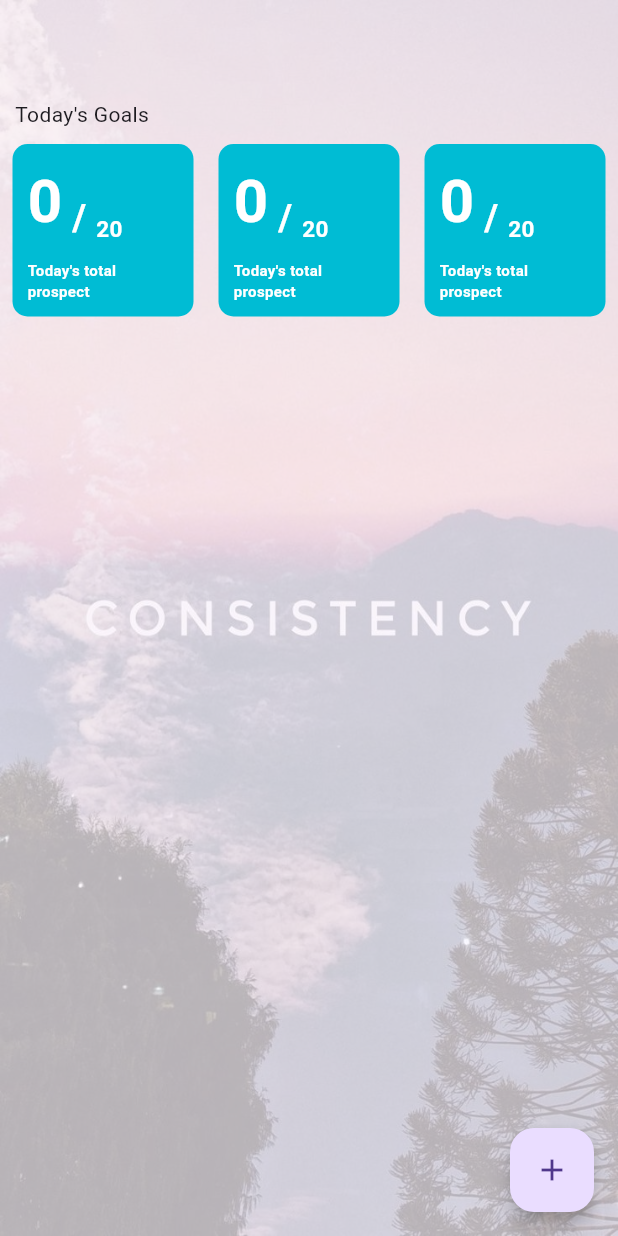
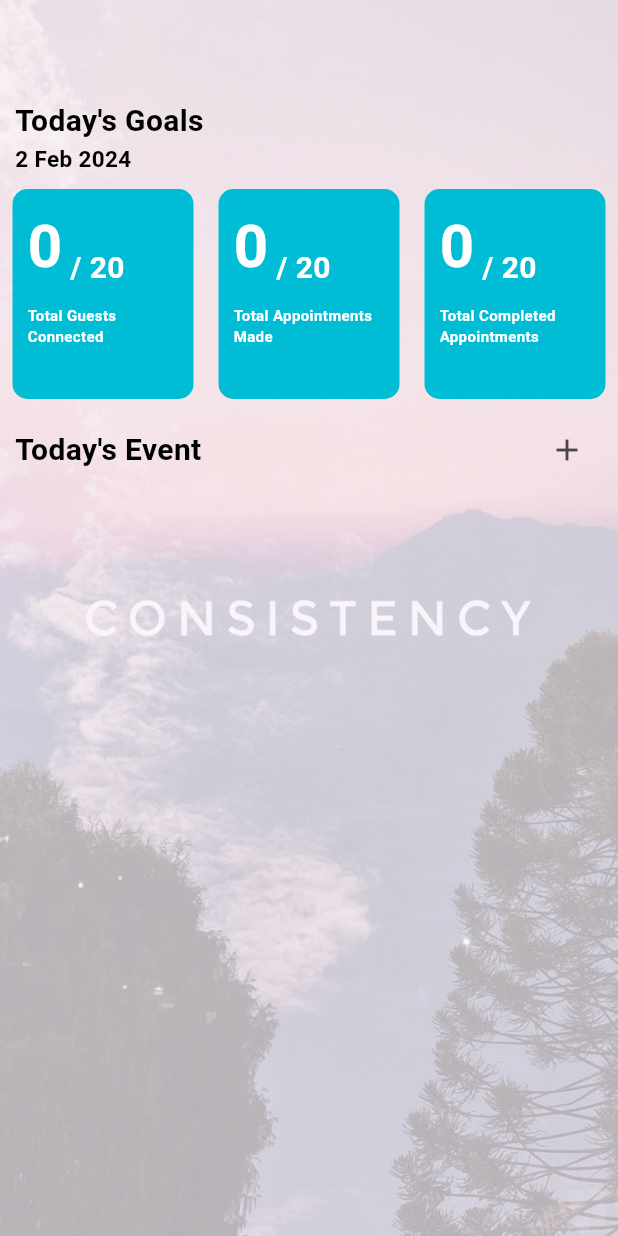
Before and after one commit to Anantharao1998/recipe_app, a Flutter app: the screen it shows after launch, on a phone screen of 412 x 824 dp. Run offline on Flutter 3.47's test engine with Material 3 defaults, Android fonts, the phone set to English and light mode, and no system bars; our stand-ins replace cached_network_image, dio, equatable, get_it, pretty_dio_logger; generated files the repository leaves out were written again.

Commit message:
Added Today's goal UI

```diff
--- a/lib/core/common_widgets/section_title.dart
+++ b/lib/core/common_widgets/section_title.dart
@@ -1,26 +1,44 @@
-import 'package:flutter/material.dart';
 import 'package:pokemondb/core/core.dart';
 
 /// Common Section Title widget
 class SectionTitle extends StatelessWidget {
   /// Common Section Title widget
-  const SectionTitle({required this.title, this.subtitle, super.key});
+  const SectionTitle({this.title, this.subtitle, this.onPressed, super.key});
+
+  /// OnPressed button for (+).
+  final Function()? onPressed;
 
   /// Section subtitle
   final String? subtitle;
 
   /// Section title
-  final String title;
+  final String? title;
 
   @override
   Widget build(final BuildContext context) => Padding(
         padding: const EdgeInsets.all(AppValues.double_10),
-        child: Column(
-          mainAxisSize: MainAxisSize.min,
-          crossAxisAlignment: CrossAxisAlignment.start,
+        child: Row(
           children: <Widget>[
-            Text(title),
-            if (subtitle != null) Text(subtitle!),
+            Column(
+              mainAxisSize: MainAxisSize.min,
+              crossAxisAlignment: CrossAxisAlignment.start,
+              children: <Widget>[
+                if (title != null)
+                  Text(
+                    title!,
+                    style: AppStyles.h4,
+                  ),
+                if (subtitle != null)
+                  Text(
+                    subtitle!,
+                    style: AppStyles.h5.copyWith(
+                      fontSize: AppValues.double_15,
+                    ),
+                  ),
+              ],
+            ),
+            const Spacer(),
+            if (onPressed != null) IconButton(onPressed: onPressed, icon: const Icon(Icons.add_sharp)),
           ],
         ),
       );
--- a/lib/core/constants/app_colors.dart
+++ b/lib/core/constants/app_colors.dart
@@ -6,6 +6,7 @@ import 'package:flutter/material.dart';
 class AppColors {
   AppColors._();
 
-  static const Color targetBoxColor = Colors.cyan;
-  static const Color white = Colors.white;
+  static const Color blackPrimary = Colors.black;
+  static const Color cyanPrimary = Colors.cyan;
+  static const Color whitePrimary = Colors.white;
 }
--- a/lib/core/constants/app_strings.dart
+++ b/lib/core/constants/app_strings.dart
@@ -1,13 +1,12 @@
-/// AppStrings class
+// ignore_for_file: public_member_api_docs
+
 class AppStrings {
   AppStrings._();
 
-  /// Dashboard
   static const String dashboard = 'Dashboard';
-
-  /// Today's Goals
   static const String todayGoals = "Today's Goals";
-
-  /// Today's total prospect added
-  static const String todaysTotalProspect = "Today's total prospect";
+  static const String totalAppointmentCompleted = 'Total Completed Appointments';
+  static const String totalAppointmentsMade = 'Total Appointments Made';
+  static const String totalProspect = 'Total Guests Connected';
+  static const String todayEvents = "Today's Event";
 }
--- a/lib/core/constants/app_styles.dart
+++ b/lib/core/constants/app_styles.dart
@@ -1,14 +1,42 @@
-import 'package:flutter/material.dart';
+// ignore_for_file: public_member_api_docs
+
 import 'package:pokemondb/core/core.dart';
 
 /// AppStyles class for use of the class
 class AppStyles {
   AppStyles._();
 
-  /// [fontSize: 40], [fontWeight: bold]
-  static const TextStyle targetBoxStyle = TextStyle(
-    fontSize: AppValues.double_40,
+  static const DefaultStyle h2 = DefaultStyle(
+    textSize: AppValues.double_40,
     fontWeight: FontWeight.bold,
-    color: AppColors.white,
+  );
+
+  static const DefaultStyle h3 = DefaultStyle(
+    textSize: AppValues.double_30,
+    fontWeight: FontWeight.bold,
+  );
+
+  static const DefaultStyle h4 = DefaultStyle(
+    textSize: AppValues.double_20,
+    fontWeight: FontWeight.bold,
+  );
+
+  static const DefaultStyle h5 = DefaultStyle(
+    textSize: AppValues.double_10,
+    fontWeight: FontWeight.bold,
   );
 }
+
+/// DefaultStyle class to be used for the app.
+class DefaultStyle extends TextStyle {
+  /// DefaultStyle class to be used for the app.
+  const DefaultStyle({
+    final double? textSize,
+    final Color? textColor,
+    final FontWeight? fontWeight,
+  }) : super(
+          fontSize: textSize ?? AppValues.double_10, // Mostly used font size in the app.
+          color: textColor ?? AppColors.blackPrimary, // Mostly use font color in the app.
+          fontWeight: fontWeight ?? FontWeight.w500,
+        );
+}
--- a/lib/core/constants/app_values.dart
+++ b/lib/core/constants/app_values.dart
@@ -5,9 +5,18 @@ library;
 class AppValues {
   AppValues._();
 
+  static const double double_5 = 5;
   static const double double_10 = 10;
+  static const double double_100 = 100;
   static const double double_15 = 15;
+  static const double double_125 = 125;
+  static const double double_150 = 150;
+  static const double double_140 = 140;
+  static const double double_175 = 175;
+  static const double double_20 = 20;
+  static const double double_200 = 200;
   static const double double_25 = 25;
+  static const double double_30 = 30;
   static const double double_40 = 40;
   static const double double_50 = 50;
 }
--- a/lib/core/core.dart
+++ b/lib/core/core.dart
@@ -1,3 +1,4 @@
+export 'package:flutter/material.dart';
 export 'base/base_usecase.dart';
 export 'common_widgets/asset_image_view.dart';
 export 'common_widgets/section_title.dart';
@@ -9,6 +10,8 @@ export 'constants/app_styles.dart';
 export 'constants/app_values.dart';
 export 'data/models/pokemon_card_model.dart';
 export 'domain/entities/card.dart';
+export 'extensions/datetime_extension.dart';
+export 'extensions/textstyle_extension.dart';
 export 'services/dio/dio_service.dart';
 export 'services/dio/dio_service_impl.dart';
 export 'services/interceptors/auth_interceptors.dart';
--- /dev/null
+++ b/lib/core/extensions/datetime_extension.dart
@@ -0,0 +1,7 @@
+import 'package:intl/intl.dart';
+
+/// DateTime extensions
+extension DateTimeExtension on DateTime {
+  /// Returns [String] for todays date.
+  String ddMMyyyy() => DateFormat('d MMM yyyy').format(this);
+}
--- /dev/null
+++ b/lib/core/extensions/textstyle_extension.dart
@@ -0,0 +1,9 @@
+// ignore_for_file: public_member_api_docs
+
+import 'package:pokemondb/core/core.dart';
+
+/// TextStyle extension
+extension TextStyleExtension on TextStyle {
+  TextStyle white() => copyWith(color: AppColors.whitePrimary);
+  TextStyle cyan() => copyWith(color: AppColors.cyanPrimary);
+}
--- a/lib/features/homepage/data/datasources/remote_datasources.dart
+++ b/lib/features/homepage/data/datasources/remote_datasources.dart
@@ -3,6 +3,7 @@
 import 'package:dio/dio.dart';
 import 'package:pokemondb/core/core.dart';
 import 'package:pokemondb/dependency_injection.dart';
+// TODO [Anantha]: Remove unnecessary methods
 
 /// HomeRemoteDataSource
 abstract class HomeRemoteDataSource {
@@ -17,9 +18,7 @@ abstract class HomeRemoteDataSource {
 
 class HomeRemoteDataSourceImpl implements HomeRemoteDataSource {
   @override
-  void fetchAccountDetails() {
-    // TODO: implement fetchAccountDetails
-  }
+  void fetchAccountDetails() => throw UnimplementedError();
 
   @override
   Future<List<PokemonCardModel>> fetchPokemonCards() async {
--- a/lib/features/homepage/data/repositories/home_repository_impl.dart
+++ b/lib/features/homepage/data/repositories/home_repository_impl.dart
@@ -10,16 +10,8 @@ class HomeRepositoryImpl implements HomeRepository {
   final HomeRemoteDataSource remoteDataSource;
 
   @override
-  void fetchAccountDetails() {
-    // TODO: implement fetchAccountDetails
-  }
+  void fetchAccountDetails() => throw UnimplementedError();
 
   @override
-  Future<List<PokemonCard>> fetchAllPokemonCards() async {
-    try {
-      return remoteDataSource.fetchPokemonCards();
-    } on Exception catch (error) {
-      throw UnimplementedError(error.toString());
-    }
-  }
+  Future<List<PokemonCard>> fetchAllPokemonCards() => throw UnimplementedError();
 }
--- a/lib/features/homepage/domain/entities/get_pokemon_list.dart
+++ /dev/null
@@ -1,14 +0,0 @@
-import 'package:pokemondb/core/core.dart';
-import 'package:pokemondb/features/homepage/homepage.dart';
-
-/// This usecase gets list of Pokemons
-class GetPokemonList {
-  /// [GetPokemonList] constructor
-  GetPokemonList({required this.repository});
-
-  /// HomeRepository instance
-  final HomeRepository repository;
-
-  /// Calls the API and fetch the data
-  Future<List<PokemonCard>> call() => repository.fetchAllPokemonCards();
-}
--- a/lib/features/homepage/domain/repositories/home_repositories.dart
+++ b/lib/features/homepage/domain/repositories/home_repositories.dart
@@ -1,4 +1,5 @@
 import 'package:pokemondb/core/core.dart';
+// TODO [Anantha]: delete unnecessary methods
 
 /// HomeRepository
 abstract class HomeRepository {
--- a/lib/features/homepage/homepage.dart
+++ b/lib/features/homepage/homepage.dart
@@ -1,7 +1,6 @@
 export 'data/datasources/remote_datasources.dart';
 export 'data/repositories/home_repository_impl.dart';
 export 'domain/entities/daily_goal_entity.dart';
-export 'domain/entities/get_pokemon_list.dart';
 export 'domain/repositories/home_repositories.dart';
 export 'presentation/bindings/homepage_binding.dart';
 export 'presentation/controllers/homepage_provider.dart';
--- a/lib/features/homepage/presentation/bindings/homepage_binding.dart
+++ b/lib/features/homepage/presentation/bindings/homepage_binding.dart
@@ -10,10 +10,5 @@ void homeBindings(final GetIt getIt) {
     ..registerFactory<HomeRemoteDataSource>(() => HomeRemoteDataSourceImpl())
 
     /// register repository
-    ..registerFactory<HomeRepository>(() => HomeRepositoryImpl(remoteDataSource: locator()))
-
-    /// Register usecases
-    ..registerFactory<GetPokemonList>(
-      () => GetPokemonList(repository: locator()),
-    );
+    ..registerFactory<HomeRepository>(() => HomeRepositoryImpl(remoteDataSource: locator()));
 }
--- a/lib/features/homepage/presentation/views/homepage_view.dart
+++ b/lib/features/homepage/presentation/views/homepage_view.dart
@@ -1,6 +1,5 @@
 // ignore_for_file: avoid_dynamic_calls
 
-import 'package:flutter/material.dart';
 import 'package:pokemondb/core/core.dart';
 import 'package:pokemondb/features/homepage/homepage.dart';
 
@@ -8,10 +7,7 @@ import 'package:pokemondb/features/homepage/homepage.dart';
 class MyHomePage extends StatefulWidget {
   /// MyHomePage
 
-  const MyHomePage({required this.getPokemonList, super.key});
-
-  /// GetPokemonList instance
-  final GetPokemonList getPokemonList;
+  const MyHomePage({super.key});
 
   @override
   State<MyHomePage> createState() => _MyHomePageState();
@@ -20,12 +16,6 @@ class MyHomePage extends StatefulWidget {
 class _MyHomePageState extends State<MyHomePage> {
   String image = '';
   final List<PokemonCard> test = <PokemonCard>[];
-
-  Future<void> _incrementCounter() async {
-    test.addAll(await widget.getPokemonList.call());
-
-    debugPrint(test.toString());
-  }
 
   @override
   Widget build(final BuildContext context) => Scaffold(
@@ -43,6 +33,7 @@ class _MyHomePageState extends State<MyHomePage> {
           ),
           child: const SingleChildScrollView(
             child: Column(
+              crossAxisAlignment: CrossAxisAlignment.start,
               children: <Widget>[
                 SizedBox(
                   height: kToolbarHeight,
@@ -54,14 +45,10 @@ class _MyHomePageState extends State<MyHomePage> {
                     totalProspect: 20,
                   ),
                 ),
+                TodayEventTile(),
               ],
             ),
           ),
         ),
-        floatingActionButton: FloatingActionButton(
-          onPressed: _incrementCounter,
-          tooltip: 'Increment',
-          child: const Icon(Icons.add),
-        ),
       );
 }
--- a/lib/features/homepage/widgets/goals_tile.dart
+++ b/lib/features/homepage/widgets/goals_tile.dart
@@ -1,4 +1,3 @@
-import 'package:flutter/material.dart';
 import 'package:pokemondb/core/core.dart';
 import 'package:pokemondb/features/homepage/homepage.dart';
 
@@ -14,22 +13,26 @@ class GoalsTile extends StatelessWidget {
   Widget build(final BuildContext context) => Column(
         crossAxisAlignment: CrossAxisAlignment.start,
         children: <Widget>[
-          const SectionTitle(title: AppStrings.todayGoals),
+          SectionTitle(
+            title: AppStrings.todayGoals,
+            subtitle: DateTime.now().ddMMyyyy(),
+          ),
           Row(
             mainAxisAlignment: MainAxisAlignment.spaceAround,
+            crossAxisAlignment: CrossAxisAlignment.start,
             children: <Widget>[
               TargetBox(
-                boxTitle: AppStrings.todaysTotalProspect,
+                boxTitle: AppStrings.totalProspect,
                 maxValue: dailyGoalEntity.totalProspect,
                 minValue: dailyGoalEntity.currentProspect ?? 0,
               ),
               TargetBox(
-                boxTitle: AppStrings.todaysTotalProspect,
+                boxTitle: AppStrings.totalAppointmentsMade,
                 maxValue: dailyGoalEntity.totalProspect,
                 minValue: dailyGoalEntity.currentProspect ?? 0,
               ),
               TargetBox(
-                boxTitle: AppStrings.todaysTotalProspect,
+                boxTitle: AppStrings.totalAppointmentCompleted,
                 maxValue: dailyGoalEntity.totalProspect,
                 minValue: dailyGoalEntity.currentProspect ?? 0,
               ),
@@ -58,33 +61,31 @@ class TargetBox extends StatelessWidget {
     final double screenWidth = MediaQuery.of(context).size.width - AppValues.double_50;
 
     return Container(
+      constraints: const BoxConstraints(minHeight: AppValues.double_140),
       decoration: BoxDecoration(
         borderRadius: BorderRadius.circular(
           AppValues.double_10,
         ),
-        color: AppColors.targetBoxColor,
+        color: AppColors.cyanPrimary,
       ),
       width: screenWidth / 3,
       padding: const EdgeInsets.all(AppValues.double_10),
       child: Column(
-        mainAxisAlignment: MainAxisAlignment.center,
         children: <Widget>[
           Row(
             crossAxisAlignment: CrossAxisAlignment.end,
             children: <Widget>[
               Text(
                 minValue.toString(),
-                style: AppStyles.targetBoxStyle,
+                style: AppStyles.h2.white(),
               ),
               Text(
                 ' / ',
-                style: AppStyles.targetBoxStyle.copyWith(
-                  fontSize: AppValues.double_25,
-                ),
+                style: AppStyles.h4.white(),
               ),
               Text(
                 maxValue.toString(),
-                style: AppStyles.targetBoxStyle.copyWith(fontSize: AppValues.double_15),
+                style: AppStyles.h4.white(),
               ),
             ],
           ),
@@ -93,7 +94,7 @@ class TargetBox extends StatelessWidget {
           ),
           Text(
             boxTitle,
-            style: AppStyles.targetBoxStyle.copyWith(fontSize: AppValues.double_10),
+            style: AppStyles.h5.white(),
           ),
         ],
       ),
--- a/lib/features/homepage/widgets/today_events_tile.dart
+++ b/lib/features/homepage/widgets/today_events_tile.dart
@@ -0,0 +1,19 @@
+import 'package:pokemondb/core/core.dart';
+
+/// Widget to show today's appointments (Events)
+class TodayEventTile extends StatelessWidget {
+  /// Widget to show today's appointments (Events)
+  const TodayEventTile({super.key});
+
+  @override
+  Widget build(final BuildContext context) => Column(
+        children: <Widget>[
+          SectionTitle(
+            title: AppStrings.todayEvents,
+            onPressed: () {
+              // TODO: Add Events
+            },
+          ),
+        ],
+      );
+}
--- a/lib/main.dart
+++ b/lib/main.dart
@@ -20,6 +20,6 @@ class MyApp extends StatelessWidget {
         theme: ThemeData(
           useMaterial3: true,
         ),
-        home: MyHomePage(getPokemonList: locator()),
+        home: const MyHomePage(),
       );
 }
--- a/pubspec.yaml
+++ b/pubspec.yaml
@@ -14,7 +14,9 @@ dependencies:
   equatable: ^2.0.5
   flutter:
     sdk: flutter
+  flutter_screenutil: ^5.9.0
   get_it: ^7.6.4
+  intl: ^0.19.0
   json_annotation: ^4.8.1
   json_serializable: ^6.7.1
   pretty_dio_logger: ^1.3.1
```
Also changed, not shown: pubspec.lock.
